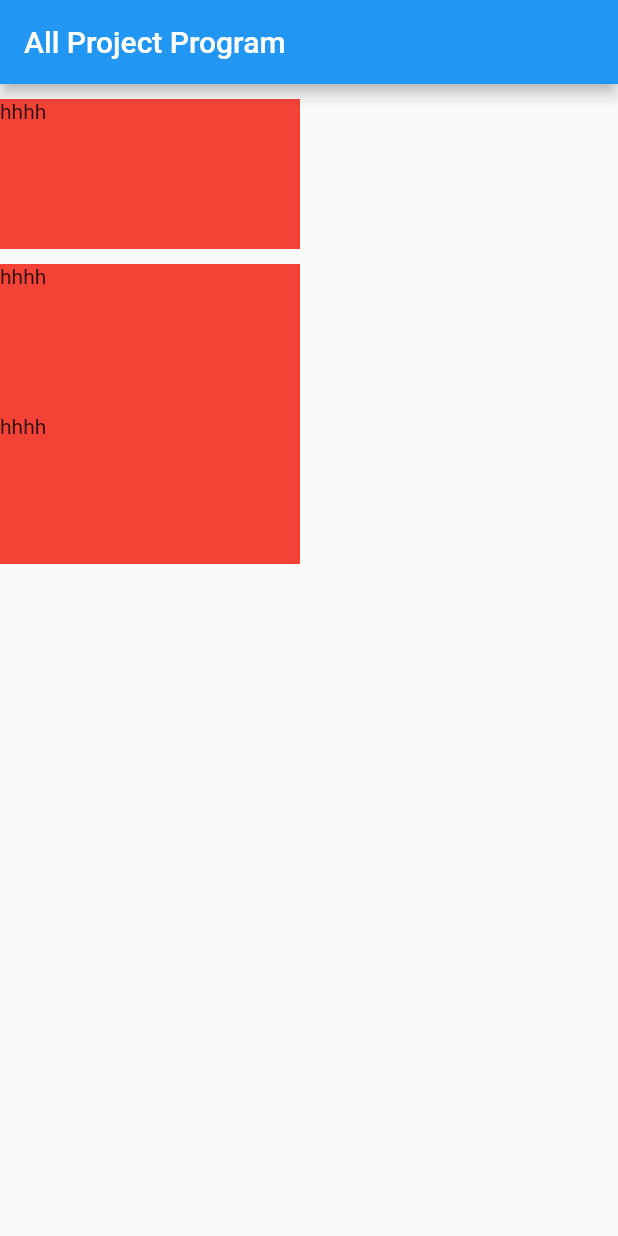
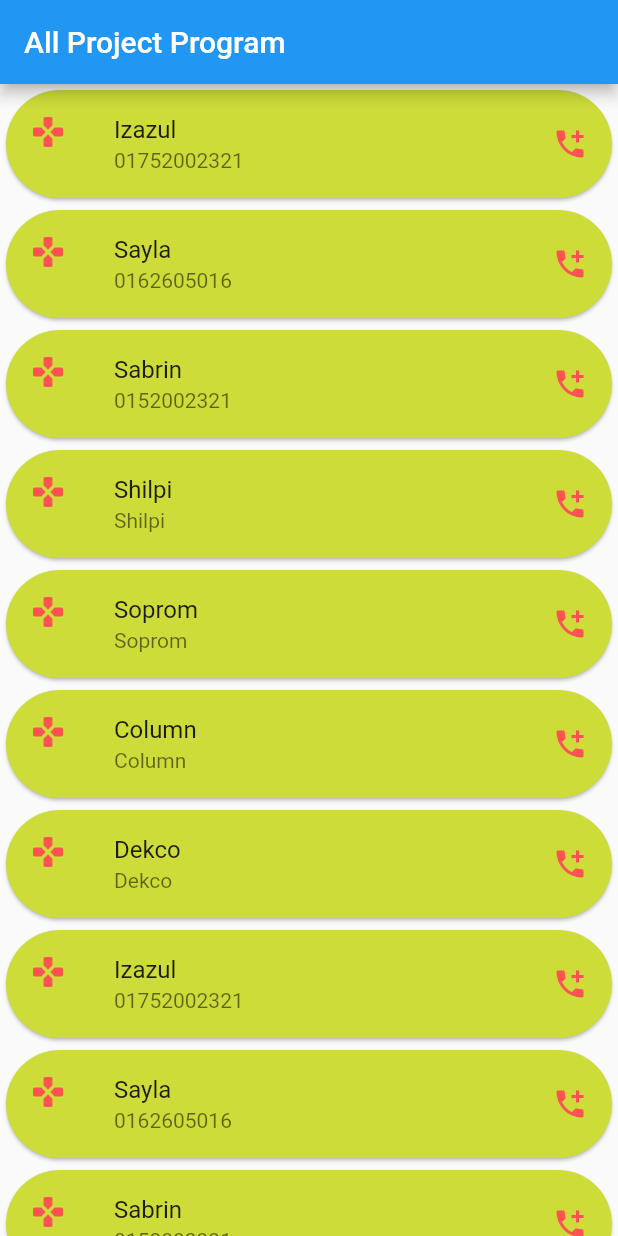
Before and after one commit to izazprogram/allprojectinsir, a Flutter app: the screen it shows after launch, on a phone screen of 412 x 824 dp. Run offline on Flutter 3.47's test engine with Material 2 defaults, Android fonts, the phone set to English and light mode, and no system bars.

Commit message:
row column Text list card

```diff
--- /dev/null
+++ b/lib/ListSystem.dart
@@ -0,0 +1,70 @@
+import 'dart:ui';
+
+import 'package:flutter/cupertino.dart';
+import 'package:flutter/material.dart';
+import 'package:flutter/painting.dart';
+
+class listprogram extends StatelessWidget {
+  List<String> data = [
+    'Izazul',
+    'Sayla',
+    'Sabrin',
+    'Shilpi',
+    'Soprom',
+    'Column',
+    'Dekco',
+    'Izazul',
+    'Sayla',
+    'Sabrin',
+    'Shilpi',
+    'Soprom',
+    'Column',
+    'Dekco',
+  ];
+  List<String> sub = [
+    '01752002321',
+    '0162605016',
+    '0152002321',
+    'Shilpi',
+    'Soprom',
+    'Column',
+    'Dekco',
+    '01752002321',
+    '0162605016',
+    '0152002321',
+    'Shilpi',
+    'Soprom',
+    'Column',
+    'Dekco',
+  ];
+
+  @override
+  Widget build(BuildContext context) {
+    return SafeArea(
+        child: Scaffold(
+      body: Container(
+        child: ListView.builder(
+          scrollDirection: Axis.vertical,
+          itemCount: data.length,
+          itemBuilder: (BuildContext context, int index) {
+            return Card(
+              color: Colors.lime,
+              shape: RoundedRectangleBorder(
+                borderRadius: BorderRadius.circular(60),
+              ),
+              child: ListTile(
+                leading: Icon(
+                  Icons.gamepad_rounded,
+                  color: Colors.redAccent,
+                ),
+                trailing: Icon(Icons.add_call,color: Colors.redAccent),
+                title: Text(data[index]),
+                subtitle: Text(sub[index]),
+              ),
+            );
+          },
+        ),
+      ),
+    ));
+  }
+}
--- a/lib/main.dart
+++ b/lib/main.dart
@@ -1,6 +1,7 @@
 import 'package:flutter/material.dart';
 
 import 'Column&Row.dart';
+import 'ListSystem.dart';
 import 'TextSystem.dart';
 
 
@@ -20,7 +21,7 @@ class Izazul extends StatelessWidget {
           appBar: AppBar(
             title: Text('All Project Program'),
           ),
-      body: RowColumn(),
+      body: listprogram(),
       ),
     );
   }
```
Also changed, not shown: lib/Column&Row.dart (+63 -9 lines).
